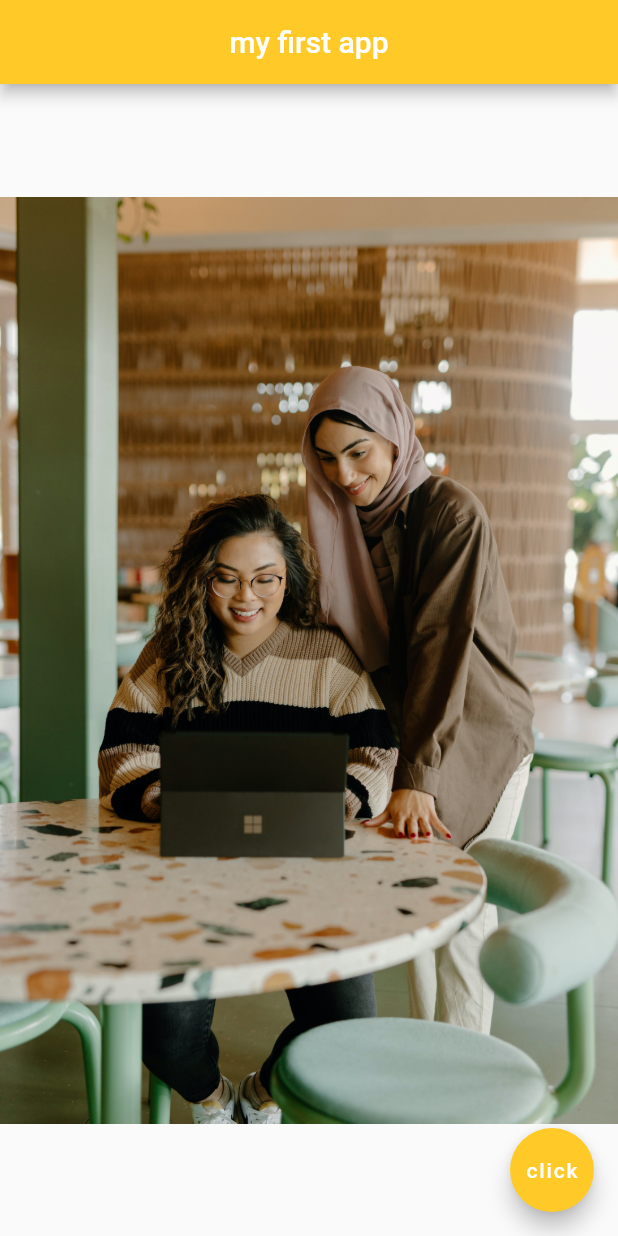
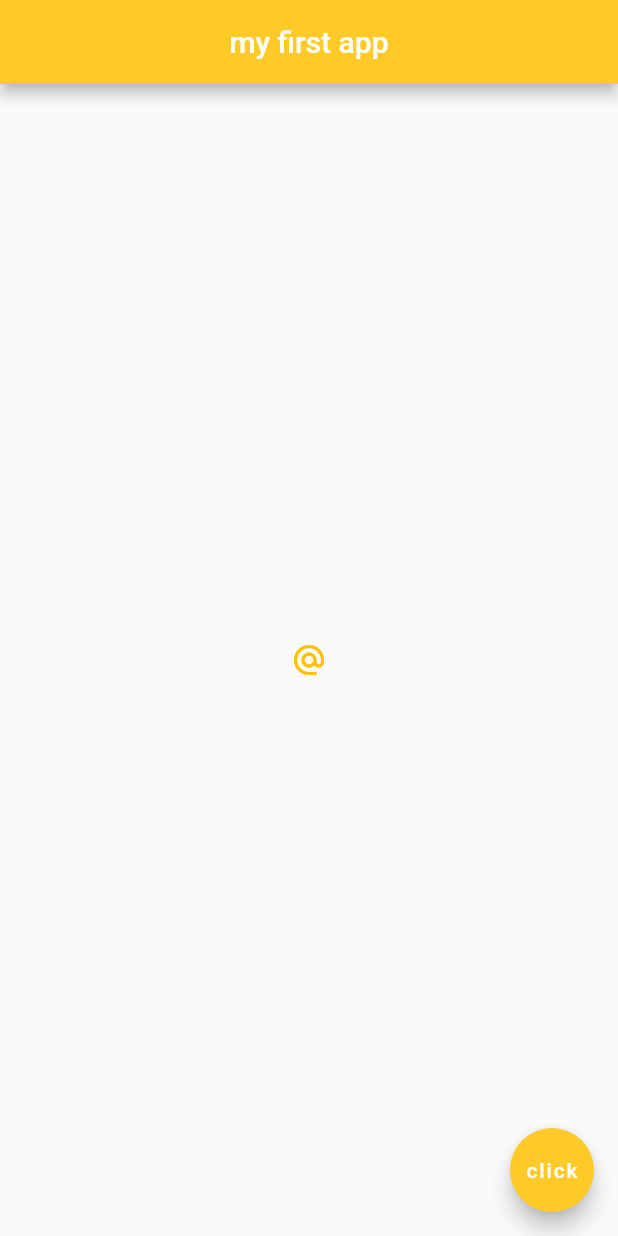
Before and after one commit to AkmalSab/learn_flutter, a Flutter app: the screen it shows after launch, on a phone screen of 412 x 824 dp. Run offline on Flutter 3.47's test engine with Material 2 defaults, Android fonts, the phone set to English and light mode, and no system bars.

Commit message:
#9 - Buttons & Icons

```diff
--- a/lib/main.dart
+++ b/lib/main.dart
@@ -15,10 +15,17 @@ class Home extends StatelessWidget {
         centerTitle: true,
         backgroundColor: Colors.amber[400],
       ),
-      body: Center(
-        child: Image.asset('assets/1.jpg'),
-          // image: NetworkImage('https://images.unsplash.com/photo-1664574654700-75f1c1fad74e?ixlib=rb-4.0.3&ixid=MnwxMjA3fDF8MHxwaG90by1wYWdlfHx8fGVufDB8fHx8&auto=format&fit=crop&w=387&q=80'),
-          // image: AssetImage('assets/3.jpg'),
+      body: Center (
+        child: IconButton(
+          onPressed: () { print('you clicked me !');},
+          icon: Icon(Icons.alternate_email),
+          color: Colors.amber,
+        ),
+        // Icon(
+        //   Icons.airport_shuttle,
+        //   color: Colors.lightBlue,
+        //   size: 50.0,
+        // ),
       ),
       floatingActionButton: FloatingActionButton(
         onPressed: () {},
```
